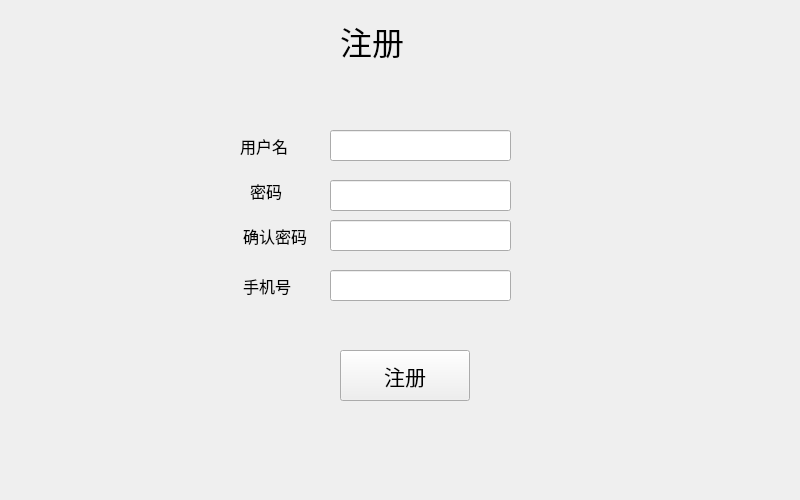
This is register.ui in vaca22/pyqt_listview as Qt 5 draws it before an edit. The edited form follows.
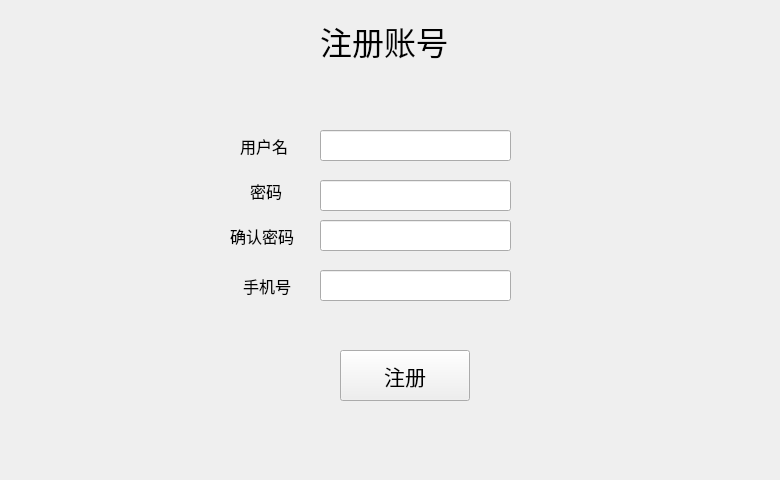
This is the edited form.

Commit message: sadfasdffghfghsdfgdfgkj,lsdfgdfgsecsdfsdfgdfggfasdfdfdghfdfhafgsddsfsdsdfgfghfsdasghjghghjhgfdfgghkfssdfdfgdfghgfffdgsdsdffdffsdfdgytufghdfgcsdfhgjzxcxcvbvn

What changed in the file:
```diff
--- a/register.ui
+++ b/register.ui
@@ -6,8 +6,8 @@
    <rect>
     <x>0</x>
     <y>0</y>
-    <width>800</width>
-    <height>500</height>
+    <width>780</width>
+    <height>480</height>
    </rect>
   </property>
   <property name="windowTitle">
@@ -36,7 +36,7 @@
     <rect>
      <x>240</x>
      <y>130</y>
-     <width>54</width>
+     <width>81</width>
      <height>31</height>
     </rect>
    </property>
@@ -54,7 +54,7 @@
     <rect>
      <x>250</x>
      <y>180</y>
-     <width>54</width>
+     <width>61</width>
      <height>21</height>
     </rect>
    </property>
@@ -70,9 +70,9 @@
   <widget class="QLineEdit" name="username_et">
    <property name="geometry">
     <rect>
-     <x>330</x>
+     <x>320</x>
      <y>130</y>
-     <width>181</width>
+     <width>191</width>
      <height>31</height>
     </rect>
    </property>
@@ -80,9 +80,9 @@
   <widget class="QLineEdit" name="password_et">
    <property name="geometry">
     <rect>
-     <x>330</x>
+     <x>320</x>
      <y>180</y>
-     <width>181</width>
+     <width>191</width>
      <height>31</height>
     </rect>
    </property>
@@ -90,9 +90,9 @@
   <widget class="QLabel" name="title_lb">
    <property name="geometry">
     <rect>
-     <x>340</x>
+     <x>320</x>
      <y>10</y>
-     <width>151</width>
+     <width>171</width>
      <height>61</height>
     </rect>
    </property>
@@ -102,7 +102,7 @@
     </font>
    </property>
    <property name="text">
-    <string>注册</string>
+    <string>注册账号</string>
    </property>
    <property name="textFormat">
     <enum>Qt::AutoText</enum>
@@ -113,7 +113,7 @@
     <rect>
      <x>243</x>
      <y>275</y>
-     <width>61</width>
+     <width>71</width>
      <height>21</height>
     </rect>
    </property>
@@ -129,9 +129,9 @@
   <widget class="QLineEdit" name="tel_et">
    <property name="geometry">
     <rect>
-     <x>330</x>
+     <x>320</x>
      <y>270</y>
-     <width>181</width>
+     <width>191</width>
      <height>31</height>
     </rect>
    </property>
@@ -139,7 +139,7 @@
   <widget class="QLabel" name="psd2_lb">
    <property name="geometry">
     <rect>
-     <x>243</x>
+     <x>230</x>
      <y>220</y>
      <width>71</width>
      <height>31</height>
@@ -157,9 +157,9 @@
   <widget class="QLineEdit" name="password2_et">
    <property name="geometry">
     <rect>
-     <x>330</x>
+     <x>320</x>
      <y>220</y>
-     <width>181</width>
+     <width>191</width>
      <height>31</height>
     </rect>
    </property>
```
The commit also changes 1 other file.
